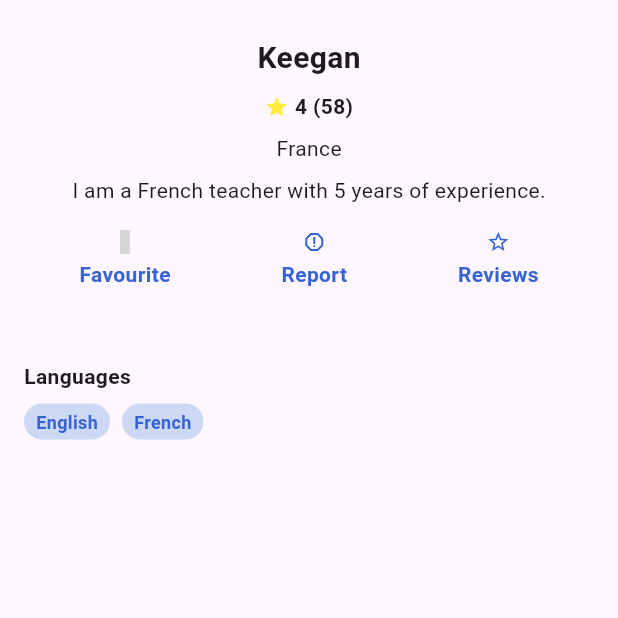
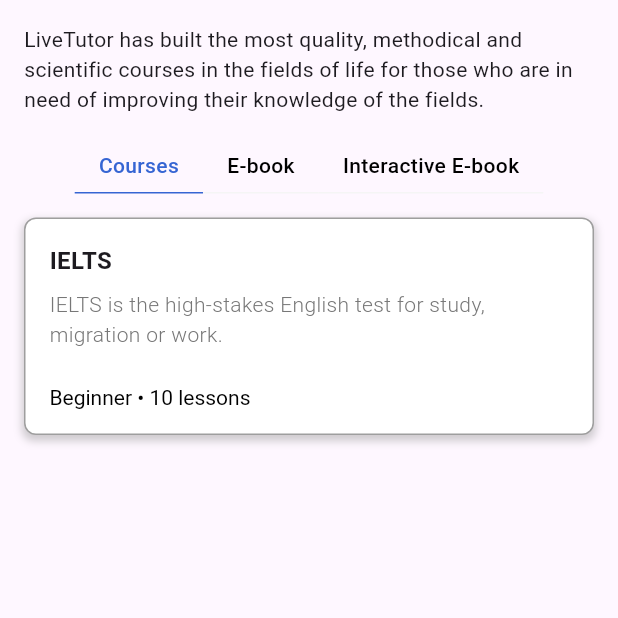
Before and after one commit to Bitz0225/HCMUS-Advanced_Mobile_Development, a Flutter app: the screen it shows after launch, on a phone screen of 412 x 824 dp, the top half of it. Run offline on Flutter 3.47's test engine with Material 2 defaults, Android fonts, the phone set to English and light mode, and no system bars; our stand-ins replace flutter_svg, logger, unicons; grey boxes are pictures that could not be loaded.

Commit message:
add list courses screen

```diff
--- a/lib/common/ui/input_field/base_input_field.dart
+++ b/lib/common/ui/input_field/base_input_field.dart
@@ -42,12 +42,12 @@ class _BaseInputFieldState extends State<BaseInputField> {
           ),
           enabledBorder: OutlineInputBorder(
               borderSide: widget.isValid
-                  ? BorderSide(color: Colors.blue)
+                  ? BorderSide(color: HexColor.fromHex('#999999'))
                   : BorderSide(color: Colors.red)
           ),
           border: OutlineInputBorder(
               borderSide: widget.isValid
-                  ? const BorderSide(color: Colors.blue)
+                  ? BorderSide(color: HexColor.fromHex('#999999'))
                   : BorderSide(color: Colors.red)
           ),
           focusedBorder: const OutlineInputBorder(
--- a/lib/main.dart
+++ b/lib/main.dart
@@ -1,4 +1,5 @@
 import 'package:flutter/material.dart';
+import 'package:lettutor/presentation/list_courses_screen/list_courses_screen.dart';
 import 'package:lettutor/presentation/login_screen/view/login_screen.dart';
 import 'package:lettutor/presentation/teacher_detail_screen/view/teacher_detail_screen.dart';
 
@@ -33,7 +34,7 @@ class MyApp extends StatelessWidget {
         colorScheme: ColorScheme.fromSeed(seedColor: Colors.deepPurple),
         useMaterial3: true,
       ),
-      home: const TeacherDetailScreen(),
+      home: const ListCoursesScreen(),
     );
   }
 }
--- /dev/null
+++ b/lib/presentation/list_courses_screen/list_courses_screen.dart
@@ -0,0 +1,116 @@
+import 'package:flutter/material.dart';
+import 'package:lettutor/common/ui/base_appbar/base_appbar.dart';
+import 'package:lettutor/common/values/hex_color.dart';
+import 'package:lettutor/presentation/list_courses_screen/widget/course_overview.dart';
+
+enum CourseType { courses, ebook, interactive }
+
+class ListCoursesScreen extends StatefulWidget {
+  const ListCoursesScreen({super.key});
+
+  @override
+  State<ListCoursesScreen> createState() => _ListCoursesScreenState();
+}
+
+class _ListCoursesScreenState extends State<ListCoursesScreen> {
+  CourseType? _selectedCourseType;
+
+  @override
+  void initState() {
+    // TODO: implement initState
+    super.initState();
+    setState(() {
+      _selectedCourseType = CourseType.courses;
+    });
+  }
+
+  @override
+  Widget build(BuildContext context) {
+    return Scaffold(
+        // appBar: BaseAppBar(),
+        body: Container(
+      padding: const EdgeInsets.all(16),
+      child: Column(
+        children: [
+          Text(
+              'LiveTutor has built the most quality, methodical and scientific courses in the fields of life for those who are in need of improving their knowledge of the fields.'),
+          const SizedBox(height: 16),
+          Row(
+            mainAxisAlignment: MainAxisAlignment.center,
+            children: [
+              _Tab(
+                  onTap: () {
+                    setState(() {
+                      _selectedCourseType = CourseType.courses;
+                    });
+                  },
+                  title: 'Courses',
+                  isActive: _selectedCourseType == CourseType.courses
+              ),
+              _Tab(
+                  onTap: () {
+                    setState(() {
+                      _selectedCourseType = CourseType.ebook;
+                    });
+                  },
+                  title: 'E-book',
+                  isActive: _selectedCourseType == CourseType.ebook
+              ),
+              _Tab(
+                  onTap: () {
+                    setState(() {
+                      _selectedCourseType = CourseType.interactive;
+                    });
+                  },
+                  title: 'Interactive E-book',
+                  isActive: _selectedCourseType == CourseType.interactive
+              ),
+            ],
+          ),
+          const SizedBox(height: 16),
+          CourseOverview(
+            title: 'IELTS',
+            description: 'IELTS is the high-stakes English test for study, migration or work.',
+            difficulty: 'Beginner',
+            numberOfLessons: 10,
+          ),
+        ],
+      ),
+    ));
+  }
+}
+
+class _Tab extends StatelessWidget {
+  final Function() onTap;
+  final String title;
+  final bool? isActive;
+
+  const _Tab({super.key, required this.onTap, required this.title, this.isActive});
+
+  @override
+  Widget build(BuildContext context) {
+    // TODO: implement build
+    return GestureDetector(
+      onTap: onTap,
+      child: Container(
+        padding: const EdgeInsets.symmetric(horizontal: 16, vertical: 8),
+        decoration: BoxDecoration(
+            border: Border(
+              bottom: BorderSide(
+                    color: isActive ?? false
+                        ? AppColors.appBlue100
+                        : HexColor.fromHex('#F5F5F5'))
+            )
+        ),
+        child: Text(
+          title,
+          style: TextStyle(
+              color: isActive ?? false ? AppColors.appBlue100 : Colors.black,
+              fontSize: 14,
+              fontWeight: FontWeight.w500),
+        ),
+      ),
+    );
+  }
+
+}
--- /dev/null
+++ b/lib/presentation/list_courses_screen/widget/course_overview.dart
@@ -0,0 +1,87 @@
+import 'package:flutter/material.dart';
+import 'package:lettutor/common/values/hex_color.dart';
+
+class CourseOverview extends StatelessWidget {
+  const CourseOverview(
+      {super.key,
+      this.title,
+      this.description,
+      this.imageUrl,
+      this.difficulty,
+      this.numberOfLessons});
+
+  final String? title;
+  final String? description;
+  final String? imageUrl;
+  final String? difficulty;
+  final int? numberOfLessons;
+
+  @override
+  Widget build(BuildContext context) {
+    return Container(
+      decoration: BoxDecoration(
+        color: Colors.white,
+        border: Border.all(color: Colors.grey),
+        borderRadius: const BorderRadius.all(Radius.circular(8)),
+        boxShadow: [
+          BoxShadow(
+            color: Colors.grey.withOpacity(0.5),
+            spreadRadius: 1,
+            blurRadius: 4,
+            offset: const Offset(0, 3), // changes position of shadow
+          ),
+        ],
+      ),
+      child: Column(
+        children: [
+          // Image.network(imageUrl ?? ''),
+          Row(
+            children: [
+              Expanded(
+                child: Container(
+                  padding: const EdgeInsets.all(16),
+                  child: Column(
+                    crossAxisAlignment: CrossAxisAlignment.start,
+                    children: [
+                      Text(title ?? '',
+                          style: const TextStyle(
+                            fontSize: 16,
+                            fontWeight: FontWeight.bold,
+                          )),
+                      const SizedBox(height: 8),
+                      Text(
+                        description ?? '',
+                        style: TextStyle(
+                            fontSize: 14,
+                            fontWeight: FontWeight.w300,
+                            color: HexColor.fromHex('#777777')),
+                      ),
+                      const SizedBox(height: 24),
+                      RichText(
+                        text: TextSpan(
+                          text: difficulty ?? '',
+                          style: const TextStyle(
+                            fontSize: 14,
+                            fontWeight: FontWeight.w400,
+                            color: Colors.black,
+                          ),
+                          children: [
+                            TextSpan(
+                              text: numberOfLessons != null
+                                  ? ' • $numberOfLessons lessons'
+                                  : '',
+                            )
+                          ],
+                        ),
+                      )
+                    ],
+                  ),
+                ),
+              ),
+            ],
+          ),
+        ],
+      ),
+    );
+  }
+}
--- a/lib/presentation/login_screen/view/login_screen.dart
+++ b/lib/presentation/login_screen/view/login_screen.dart
@@ -1,6 +1,8 @@
 import 'package:flutter/material.dart';
+import 'package:lettutor/common/ui/base_appbar/base_appbar.dart';
 import 'package:lettutor/common/ui/input_field/base_input_field.dart';
 import 'package:lettutor/common/values/hex_color.dart';
+import 'package:lettutor/gen/assets.gen.dart';
 import 'package:unicons/unicons.dart';
 
 class LoginScreen extends StatelessWidget {
```
Also changed, not shown: lib/common/ui/base_appbar/base_appbar.dart (added, +33 -0 lines), lib/gen/assets.gen.dart (added, +171 -0 lines), pubspec.yaml (+23 -3 lines), assets/images/default_avatar.jpg (added), assets/images/login.png (added), assets/svg/lettutor_logo.svg (added), pubspec.lock.
